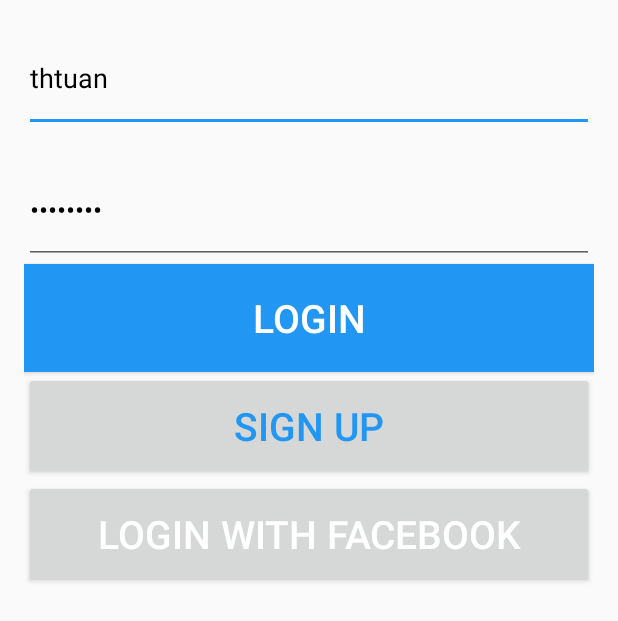
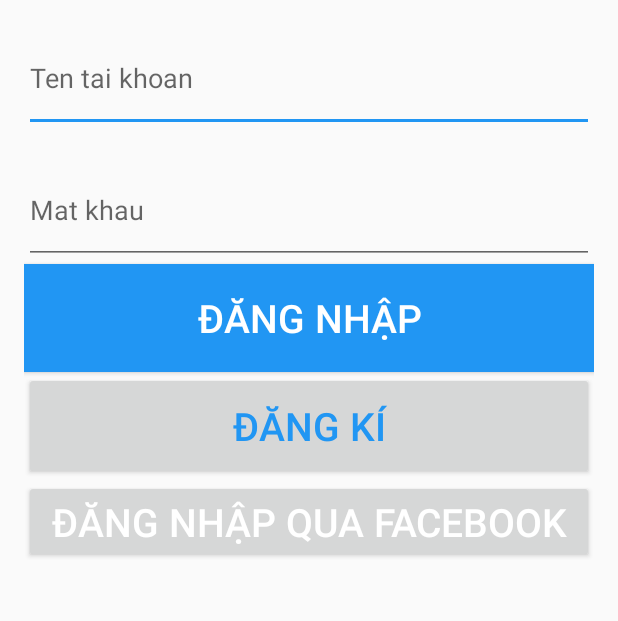
Before and after one commit to thtuan/Find-my-friend-location, an Android app: the layout activity_login.xml on its own in the app's theme, with its tools: preview values and no code run, on a phone screen of 412 x 824 dp. Shown: the top 621 px of the screen. Run offline under Robolectric (Android 15) with nearby library versions, the phone set to English and light mode, and no system bars.

Commit message:
update 7/5/2016

```diff
--- a/app/src/main/res/layout/activity_login.xml
+++ b/app/src/main/res/layout/activity_login.xml
@@ -15,14 +15,12 @@
         android:layout_height="72dp"
         android:layout_gravity="center"
         android:hint="Ten tai khoan"
-        android:text="thtuan"
         android:textColor="@color/textDark"/>
     <EditText
         android:id="@+id/etPass"
         android:layout_width="match_parent"
         android:layout_height="72dp"
         android:hint="Mat khau"
-        android:text="tuantung"
         android:layout_below="@id/etUser"
         android:layout_marginTop="16dp"
         android:textColor="@color/textDark"
@@ -48,10 +46,10 @@
     <Button
         android:id="@+id/btnLoginFacebook"
         android:layout_width="match_parent"
-        android:layout_height="72dp"
+        android:layout_height="wrap_content"
         android:layout_below="@id/btnSignUp"
 
-        android:text="Login with Facebook"
+        android:text="Đăng nhập qua facebook"
         android:textColor="@color/textColor"
         android:textSize="26dp"/>
 
--- a/app/src/main/res/values/strings.xml
+++ b/app/src/main/res/values/strings.xml
@@ -1,7 +1,7 @@
 <resources>
     <string name="app_name">Find Location</string>
-    <string name="title_activity_maps">Map</string>
-    <string name="login">Login</string>
-    <string name="signUp">Sign Up</string>
+    <string name="title_activity_maps">Trang chủ</string>
+    <string name="login">Đăng nhập</string>
+    <string name="signUp">Đăng kí</string>
     <string name="facebook_app_id">602782936569594</string>
 </resources>
```
Also changed, not shown: app/src/main/AndroidManifest.xml (+5 -4 lines), app/src/main/java/com/thtuan/FindFriendLocation/Activity/Login/LoginActivity.java (+8 -5 lines).
